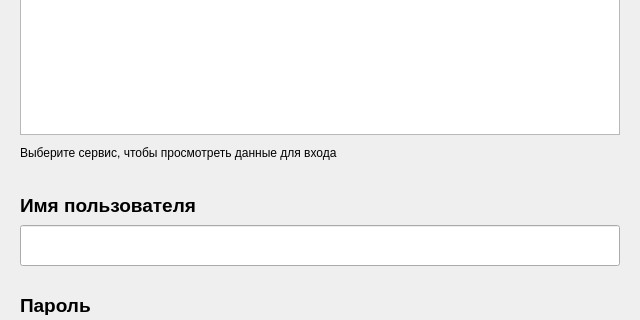
nmzhlk/PasswordManager, file ui_files/MainWindow.ui: the form before one commit; both pictures show x 0 to 640 and y 155 to 475 of the 640 by 600 pixel window.
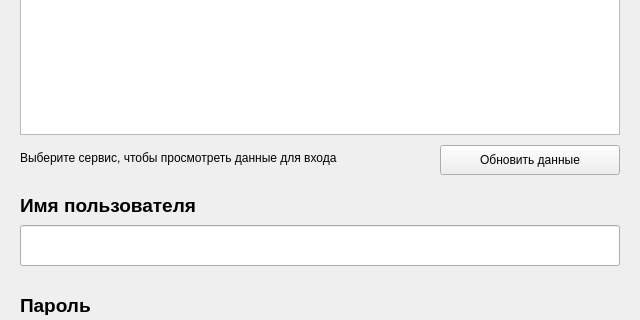
The form after the commit.

The edit to the form file:
```diff
--- a/ui_files/MainWindow.ui
+++ b/ui_files/MainWindow.ui
@@ -75,7 +75,7 @@
    <property name="geometry">
     <rect>
      <x>20</x>
-     <y>300</y>
+     <y>305</y>
      <width>600</width>
      <height>15</height>
     </rect>
@@ -180,6 +180,25 @@
     <string>Добавить данные</string>
    </property>
   </widget>
+  <widget class="QPushButton" name="add_data_button_2">
+   <property name="geometry">
+    <rect>
+     <x>440</x>
+     <y>300</y>
+     <width>180</width>
+     <height>30</height>
+    </rect>
+   </property>
+   <property name="font">
+    <font>
+     <family>Segoe UI</family>
+     <pointsize>9</pointsize>
+    </font>
+   </property>
+   <property name="text">
+    <string>Обновить данные</string>
+   </property>
+  </widget>
  </widget>
  <resources/>
  <connections/>
```
